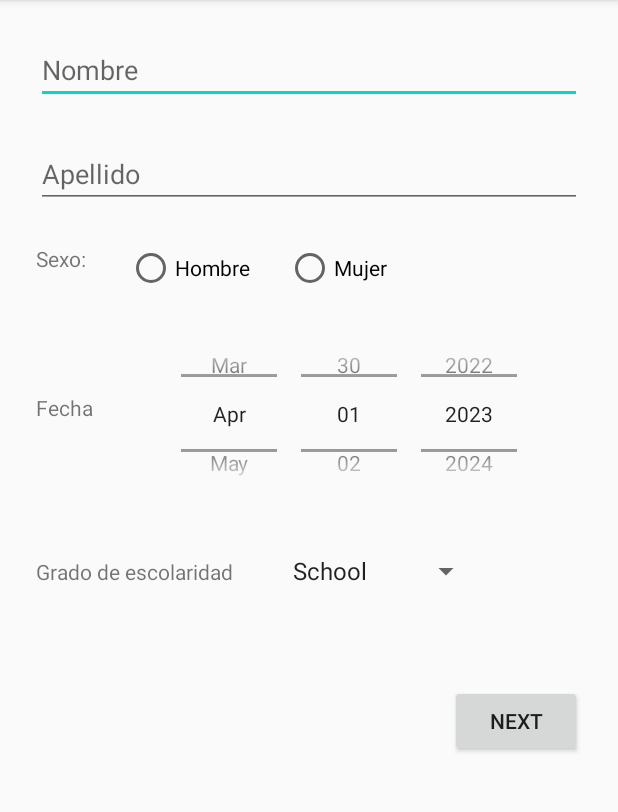
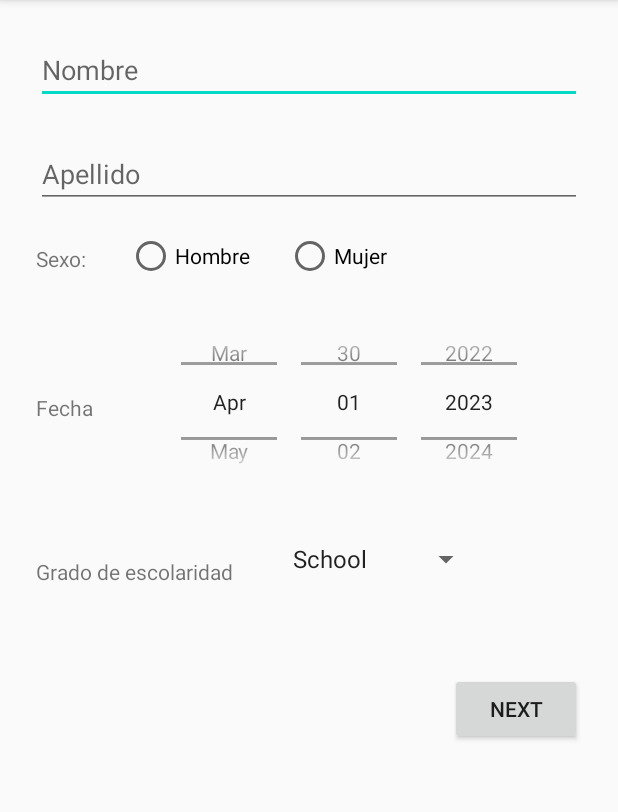
Before and after one commit to jdiegoisaza/LabsCM20231-Gr09, an Android app: the screen it shows after launch (PersonalDataActivity), on a phone screen of 412 x 824 dp, the part 84-896 px from its top. Run offline under Robolectric (Android 15) with nearby library versions, the phone set to English and light mode, and no system bars.

Commit message:
Correccion del radiobutton y logica de la activity personal data

```diff
--- a/Lab1-UI/src/main/java/co/edu/udea/compumovil/gr09_20231/lab1/PersonalDataActivity.kt
+++ b/Lab1-UI/src/main/java/co/edu/udea/compumovil/gr09_20231/lab1/PersonalDataActivity.kt
@@ -4,12 +4,18 @@ import android.content.Intent
 import android.support.v7.app.AppCompatActivity
 import android.os.Bundle
 import android.widget.Button
+import android.widget.DatePicker
+import android.widget.EditText
+import android.widget.RadioButton
+import android.widget.RadioGroup
+import android.widget.Spinner
 
 
 class PersonalDataActivity : AppCompatActivity() {
     override fun onCreate(savedInstanceState: Bundle?) {
         super.onCreate(savedInstanceState)
         setContentView(R.layout.activity_personal_data)
+        nextActivity()
         /*val buttonSiguiente = findViewById<Button>(R.id.buttonSiguiente)
         buttonSiguiente.setOnClickListener {
             // Crear un Intent para iniciar la siguiente actividad
@@ -18,7 +24,32 @@ class PersonalDataActivity : AppCompatActivity() {
             // Iniciar la siguiente actividad
             startActivity(intent)
         }*/
+    }
 
+    private fun nextActivity(){
+        val button:Button = findViewById(R.id.buttonSiguiente)
+        val name:EditText = findViewById(R.id.editTextName)
+        val lastName:EditText = findViewById(R.id.editTextLastname)
+        val gender:RadioGroup = findViewById(R.id.radioGroupGender)
+        val education:Spinner = findViewById(R.id.spinnerSchool)
+        val date:DatePicker = findViewById(R.id.editTextFNacimiento)
+        button.setOnClickListener{
+            if (name.text.isNotEmpty() && lastName.text.isNotEmpty()){
+                val intent = Intent(this, ContactDataActivity::class.java)
+                intent.putExtra("name", name.text.toString())
+                intent.putExtra("last_name", lastName.text.toString())
+                if(gender.checkedRadioButtonId != -1){
+                    val radioButton:RadioButton =findViewById(gender.checkedRadioButtonId)
+                    intent.putExtra("gender",radioButton.text)
+                }
+                val datebirth:String = date.dayOfMonth.toString() + "/" + date.month.toString() + "/" + date.year.toString()
+                intent.putExtra("date", datebirth)
+                intent.putExtra("education", education.selectedItem.toString())
+
+
+                startActivity(intent)
+            }
+    }
     }
 
 }
--- a/Lab1-UI/src/main/res/layout-land/activity_personal_data.xml
+++ b/Lab1-UI/src/main/res/layout-land/activity_personal_data.xml
@@ -36,26 +36,34 @@
         app:layout_constraintStart_toEndOf="@+id/editTextName"
         app:layout_constraintTop_toTopOf="parent" />
 
+    <RadioGroup
+        android:id="@+id/radioGroupGender"
+        android:layout_width="wrap_content"
+        android:layout_height="wrap_content"
+        android:layout_marginStart="60dp"
+        android:layout_marginTop="16dp"
+        android:layout_marginEnd="120dp"
+        android:orientation="horizontal"
+        app:layout_constraintEnd_toEndOf="parent"
+        app:layout_constraintStart_toEndOf="@+id/textViewSexo"
+        app:layout_constraintTop_toBottomOf="@+id/editTextLastname">
+
         <RadioButton
             android:id="@+id/radioButtonMujer"
             android:layout_width="wrap_content"
             android:layout_height="48dp"
-        android:layout_marginStart="36dp"
-        android:layout_marginTop="16dp"
             android:text="@string/text_genderF"
             app:layout_constraintStart_toEndOf="@+id/radioButtonHombre"
-        app:layout_constraintTop_toBottomOf="@+id/editTextLastname" />
+            tools:layout_editor_absoluteY="80dp" />
 
         <RadioButton
             android:id="@+id/radioButtonHombre"
             android:layout_width="wrap_content"
             android:layout_height="48dp"
-        android:layout_marginStart="146dp"
-        android:layout_marginTop="16dp"
             android:text="@string/text_genderM"
             app:layout_constraintStart_toEndOf="@+id/textViewSexo"
-        app:layout_constraintTop_toBottomOf="@+id/editTextLastname" />
-
+            tools:layout_editor_absoluteY="80dp" />
+    </RadioGroup>
     <TextView
         android:id="@+id/textViewSexo"
         android:layout_width="wrap_content"
@@ -78,7 +86,7 @@
         android:text="@string/text_datepicker"
         app:layout_constraintEnd_toEndOf="parent"
         app:layout_constraintStart_toEndOf="@+id/text_date_birth"
-        app:layout_constraintTop_toBottomOf="@+id/radioButtonHombre" />
+        app:layout_constraintTop_toBottomOf="@+id/radioGroupGender" />
 
     <TextView
         android:id="@+id/text_date_birth"
@@ -103,7 +111,7 @@
         app:layout_constraintTop_toBottomOf="@+id/text_date_birth" />
 
     <Spinner
-        android:id="@+id/spinner"
+        android:id="@+id/spinnerSchool"
         android:layout_width="0dp"
         android:layout_height="48dp"
         android:layout_marginStart="77dp"
--- a/Lab1-UI/src/main/res/layout/activity_personal_data.xml
+++ b/Lab1-UI/src/main/res/layout/activity_personal_data.xml
@@ -7,7 +7,7 @@
     tools:context=".PersonalDataActivity">
 
     <EditText
-        android:id="@+id/editTextNombre"
+        android:id="@+id/editTextName"
         android:layout_width="0dp"
         android:layout_height="wrap_content"
         android:layout_marginStart="24dp"
@@ -22,7 +22,7 @@
         tools:ignore="TouchTargetSizeCheck" />
 
     <EditText
-        android:id="@+id/editTextApellido"
+        android:id="@+id/editTextLastname"
         android:layout_width="0dp"
         android:layout_height="wrap_content"
         android:layout_marginStart="24dp"
@@ -33,7 +33,7 @@
         android:inputType="textPersonName"
         app:layout_constraintEnd_toEndOf="parent"
         app:layout_constraintStart_toStartOf="parent"
-        app:layout_constraintTop_toBottomOf="@+id/editTextNombre"
+        app:layout_constraintTop_toBottomOf="@+id/editTextName"
         tools:ignore="TouchTargetSizeCheck" />
 
     <TextView
@@ -44,30 +44,36 @@
         android:layout_marginTop="24dp"
         android:text="Sexo: "
         app:layout_constraintStart_toStartOf="parent"
-        app:layout_constraintTop_toBottomOf="@+id/editTextApellido" />
+        app:layout_constraintTop_toBottomOf="@+id/editTextLastname" />
+
+    <RadioGroup
+        android:id="@+id/radioGroupGender"
+        android:layout_width="wrap_content"
+        android:layout_height="wrap_content"
+        android:orientation="horizontal"
+        android:layout_marginStart="24dp"
+        android:layout_marginTop="16dp"
+        app:layout_constraintStart_toEndOf="@+id/textViewSexo"
+        app:layout_constraintTop_toBottomOf="@+id/editTextLastname">
 
         <RadioButton
             android:id="@+id/radioButtonHombre"
             android:layout_width="wrap_content"
             android:layout_height="wrap_content"
-        android:layout_marginStart="24dp"
-        android:layout_marginTop="24dp"
             android:text="Hombre"
-        app:layout_constraintStart_toEndOf="@+id/textViewSexo"
-        app:layout_constraintTop_toBottomOf="@+id/editTextApellido"
-        tools:ignore="TouchTargetSizeCheck" />
+            tools:ignore="TouchTargetSizeCheck"
+            tools:layout_editor_absoluteY="162dp" />
 
         <RadioButton
             android:id="@+id/radioButtonMujer"
             android:layout_width="wrap_content"
             android:layout_height="wrap_content"
             android:layout_marginStart="24dp"
-        android:layout_marginTop="24dp"
             android:text="Mujer"
             app:layout_constraintStart_toEndOf="@+id/radioButtonHombre"
-        app:layout_constraintTop_toBottomOf="@+id/editTextApellido"
-        tools:ignore="TouchTargetSizeCheck" />
-
+            tools:ignore="TouchTargetSizeCheck"
+            tools:layout_editor_absoluteY="162dp" />
+    </RadioGroup>
     <DatePicker
         android:id="@+id/editTextFNacimiento"
         android:layout_width="290dp"
@@ -78,7 +84,7 @@
         android:text="Fecha de nacimiento:"
         app:layout_constraintEnd_toEndOf="parent"
         app:layout_constraintStart_toEndOf="@+id/text_date_birth"
-        app:layout_constraintTop_toBottomOf="@+id/radioButtonHombre" />
+        app:layout_constraintTop_toBottomOf="@+id/radioGroupGender" />
 
     <TextView
         android:id="@+id/text_date_birth"
@@ -101,7 +107,7 @@
         app:layout_constraintTop_toBottomOf="@+id/text_date_birth" />
 
     <Spinner
-        android:id="@+id/spinner"
+        android:id="@+id/spinnerSchool"
         android:layout_width="wrap_content"
         android:layout_height="wrap_content"
         android:layout_marginStart="32dp"
@@ -119,5 +125,5 @@
         android:layout_marginEnd="24dp"
         android:text="@string/btn_next"
         app:layout_constraintEnd_toEndOf="parent"
-        app:layout_constraintTop_toBottomOf="@+id/spinner" />
+        app:layout_constraintTop_toBottomOf="@+id/spinnerSchool" />
 </android.support.constraint.ConstraintLayout>
```
Lines whose indentation alone changed are shown as unchanged.
